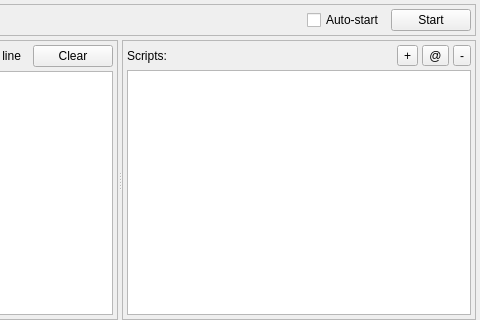
Above: src/widgets/connectionwidget.ui from agafon0ff/ConnectionTester before the change; both pictures show x 352 to 832 and y 0 to 320 of the 832 by 608 pixel window. Below: the same form after it.
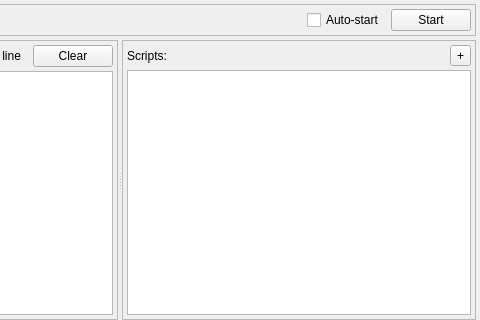
That is the form after the change. Icons and pictures are not drawn.

Commit message: added script edit menu

The edit to the form file:
```diff
--- a/src/widgets/connectionwidget.ui
+++ b/src/widgets/connectionwidget.ui
@@ -414,29 +414,7 @@
             </property>
             <property name="icon">
              <iconset resource="../../res/res.qrc">
-              <normaloff>:/icon_plus.png</normaloff>:/icon_plus.png</iconset>
-            </property>
-           </widget>
-          </item>
-          <item>
-           <widget class="QToolButton" name="btnEditScript">
-            <property name="text">
-             <string>@</string>
-            </property>
-            <property name="icon">
-             <iconset resource="../../res/res.qrc">
-              <normaloff>:/icon_edit.png</normaloff>:/icon_edit.png</iconset>
-            </property>
-           </widget>
-          </item>
-          <item>
-           <widget class="QToolButton" name="btnRemoveScript">
-            <property name="text">
-             <string>-</string>
-            </property>
-            <property name="icon">
-             <iconset resource="../../res/res.qrc">
-              <normaloff>:/icon_cross.png</normaloff>:/icon_cross.png</iconset>
+              <normaloff>:/icon_rows.png</normaloff>:/icon_rows.png</iconset>
             </property>
            </widget>
           </item>
```
Left out of the diff: 2 changed lines with no effect on the pictures. The commit also changes 8 other files.
